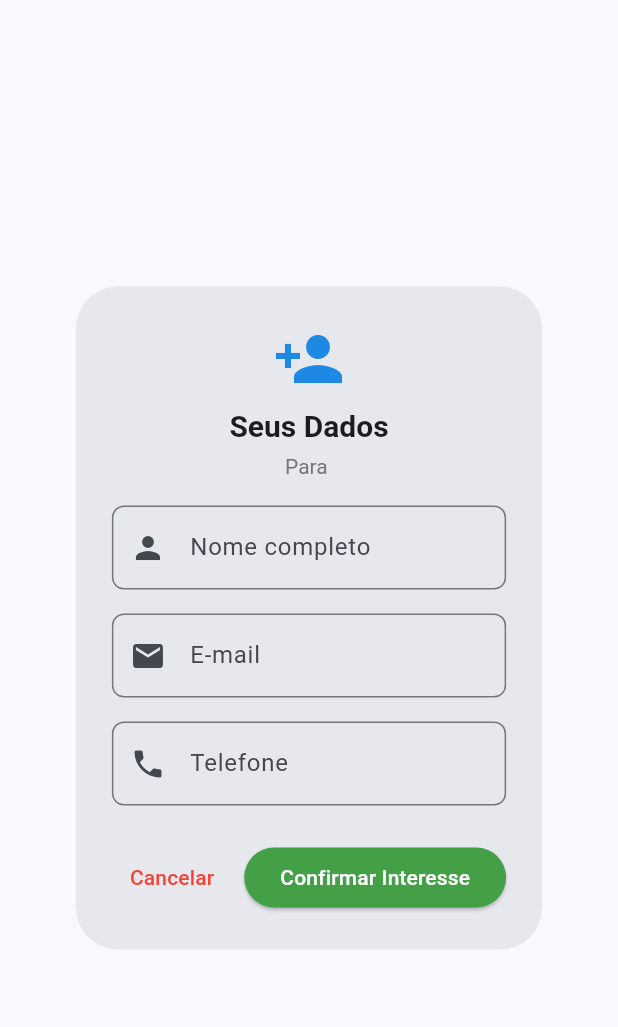
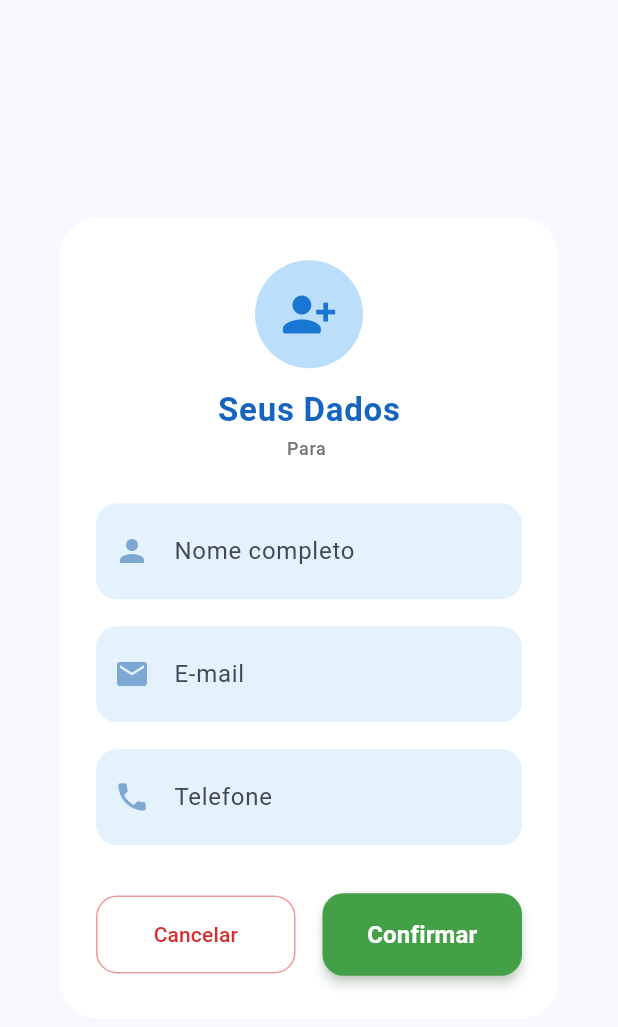
Before and after one commit to BrunoDalI/teste_ws_work_flutter, a Flutter app: the UserInfoDialog widget shown alone on an empty page, opened directly with empty values, on a phone screen of 412 x 824 dp. Shown: the top 1027 px of the screen. Run offline on Flutter 3.47's test engine with Material 3 defaults, Android fonts, the phone set to English and light mode, and no system bars; our stand-ins replace dartz, dio, equatable, flutter_bloc, get_it, mask_text_input_formatter and 1 more; accounts and stored records are empty; network calls fail.

Commit message:
feat: Add phone number masking and improve user info dialog UI

```diff
--- a/lib/features/cars/presentation/widgets/user_info_dialog.dart
+++ b/lib/features/cars/presentation/widgets/user_info_dialog.dart
@@ -1,9 +1,9 @@
 import 'package:flutter/material.dart';
 import 'package:flutter/services.dart';
+import 'package:mask_text_input_formatter/mask_text_input_formatter.dart';
 import '../../domain/entities/car.dart';
 import '../../../lead/domain/entities/lead.dart';
 
-/// Dialog for collecting user information when they want to buy a car
 class UserInfoDialog extends StatefulWidget {
   final Car car;
 
@@ -19,6 +19,16 @@ class _UserInfoDialogState extends State<UserInfoDialog> {
   final _emailController = TextEditingController();
   final _phoneController = TextEditingController();
 
+  // Máscara para telefone brasileiro (celular ou fixo)
+  final _phoneMask = MaskTextInputFormatter(
+    mask: '(##) #####-####',
+    filter: {"#": RegExp(r'[0-9]')},
+    type: MaskAutoCompletionType.lazy,
+  );
+
+  // Permite apenas letras e espaços no nome
+  final _nameMask = FilteringTextInputFormatter.allow(RegExp(r'[A-Za-zÀ-ÿ\s]'));
+
   @override
   void dispose() {
     _nameController.dispose();
@@ -29,68 +39,72 @@ class _UserInfoDialogState extends State<UserInfoDialog> {
 
   @override
   Widget build(BuildContext context) {
-    return AlertDialog(
-      title: Column(
+    final theme = Theme.of(context);
+    return Dialog(
+      backgroundColor: Colors.white,
+      shape: RoundedRectangleBorder(borderRadius: BorderRadius.circular(24)),
+      elevation: 12,
+      child: Padding(
+        padding: const EdgeInsets.symmetric(horizontal: 24, vertical: 28),
+        child: SingleChildScrollView(
+          child: Column(
+            mainAxisSize: MainAxisSize.min,
             children: [
-          Icon(
-            Icons.person_add,
-            size: 48,
-            color: Colors.blue[600],
+              CircleAvatar(
+                radius: 36,
+                backgroundColor: Colors.blue[100],
+                child: Icon(Icons.person_add_alt_1_rounded, size: 38, color: Colors.blue[700]),
               ),
-          const SizedBox(height: 8),
-          const Text(
+              const SizedBox(height: 14),
+              Text(
                 'Seus Dados',
-            style: TextStyle(
-              fontSize: 20,
+                style: theme.textTheme.titleLarge?.copyWith(
                   fontWeight: FontWeight.bold,
+                  color: Colors.blue[800],
+                  letterSpacing: 0.5,
                 ),
               ),
               const SizedBox(height: 4),
               Text(
                 'Para ${widget.car.nomeModelo}',
-            style: TextStyle(
-              fontSize: 14,
+                style: theme.textTheme.bodySmall?.copyWith(
                   color: Colors.grey[600],
+                  fontWeight: FontWeight.w500,
                 ),
               ),
-        ],
-      ),
-      content: SingleChildScrollView(
-        child: Form(
+              const SizedBox(height: 28),
+              Form(
                 key: _formKey,
                 child: Column(
-            mainAxisSize: MainAxisSize.min,
                   children: [
-              TextFormField(
+                    _ModernTextField(
                       controller: _nameController,
-                decoration: InputDecoration(
-                  labelText: 'Nome completo',
-                  prefixIcon: const Icon(Icons.person),
-                  border: OutlineInputBorder(
-                    borderRadius: BorderRadius.circular(8),
-                  ),
-                ),
+                      label: 'Nome completo',
+                      icon: Icons.person,
+                      inputFormatters: [
+                        _nameMask,
+                        LengthLimitingTextInputFormatter(40),
+                      ],
+                      keyboardType: TextInputType.name,
                       validator: (value) {
                         if (value == null || value.trim().isEmpty) {
                           return 'Por favor, informe seu nome';
                         }
+                        if (!RegExp(r'^[A-Za-zÀ-ÿ\s]+$').hasMatch(value.trim())) {
+                          return 'Use apenas letras';
+                        }
                         if (value.trim().length < 2) {
-                    return 'Nome deve ter pelo menos 2 caracteres';
+                          return 'Nome deve ter pelo menos 2 letras';
                         }
                         return null;
                       },
                     ),
-              const SizedBox(height: 16),
-              TextFormField(
+                    const SizedBox(height: 18),
+                    _ModernTextField(
                       controller: _emailController,
+                      label: 'E-mail',
+                      icon: Icons.email,
                       keyboardType: TextInputType.emailAddress,
-                decoration: InputDecoration(
-                  labelText: 'E-mail',
-                  prefixIcon: const Icon(Icons.email),
-                  border: OutlineInputBorder(
-                    borderRadius: BorderRadius.circular(8),
-                  ),
-                ),
                       validator: (value) {
                         if (value == null || value.trim().isEmpty) {
                           return 'Por favor, informe seu e-mail';
@@ -101,28 +115,23 @@ class _UserInfoDialogState extends State<UserInfoDialog> {
                         return null;
                       },
                     ),
-              const SizedBox(height: 16),
-              TextFormField(
+                    const SizedBox(height: 18),
+                    _ModernTextField(
                       controller: _phoneController,
+                      label: 'Telefone',
+                      icon: Icons.phone,
                       keyboardType: TextInputType.phone,
                       inputFormatters: [
-                  FilteringTextInputFormatter.digitsOnly,
-                  LengthLimitingTextInputFormatter(11),
+                        _phoneMask,
+                        LengthLimitingTextInputFormatter(15),
                       ],
-                decoration: InputDecoration(
-                  labelText: 'Telefone',
-                  prefixIcon: const Icon(Icons.phone),
-                  border: OutlineInputBorder(
-                    borderRadius: BorderRadius.circular(8),
-                  ),
-                  hintText: '11999999999',
-                ),
+                      hintText: '(11) 99999-9999',
                       validator: (value) {
                         if (value == null || value.trim().isEmpty) {
                           return 'Por favor, informe seu telefone';
                         }
-                  if (value.length < 10) {
-                    return 'Telefone deve ter pelo menos 10 dígitos';
+                        if (_phoneMask.getUnmaskedText().length < 10) {
+                          return 'Telefone deve ter 10 ou 11 dígitos';
                         }
                         return null;
                       },
@@ -130,23 +139,48 @@ class _UserInfoDialogState extends State<UserInfoDialog> {
                   ],
                 ),
               ),
+              const SizedBox(height: 32),
+              Row(
+                children: [
+                  Expanded(
+                    child: OutlinedButton(
+                      onPressed: () => Navigator.of(context).pop(),
+                      style: OutlinedButton.styleFrom(
+                        foregroundColor: Colors.red[700],
+                        side: BorderSide(color: Colors.red[200]!),
+                        shape: RoundedRectangleBorder(
+                          borderRadius: BorderRadius.circular(14),
                         ),
-      actions: [
-        TextButton(
-          onPressed: () => Navigator.of(context).pop(),
-          child: const Text('Cancelar', style: TextStyle(color: Colors.red),),
+                        padding: const EdgeInsets.symmetric(vertical: 16),
                       ),
-        ElevatedButton(
+                      child: const Text('Cancelar'),
+                    ),
+                  ),
+                  const SizedBox(width: 18),
+                  Expanded(
+                    child: ElevatedButton(
                       onPressed: _submitForm,
                       style: ElevatedButton.styleFrom(
                         backgroundColor: Colors.green[600],
+                        shape: RoundedRectangleBorder(
+                          borderRadius: BorderRadius.circular(14),
+                        ),
+                        padding: const EdgeInsets.symmetric(vertical: 16),
+                        elevation: 3,
+                        shadowColor: Colors.green[100],
                       ),
                       child: const Text(
-            'Confirmar Interesse',
-            style: TextStyle(color: Colors.white),
+                        'Confirmar',
+                        style: TextStyle(color: Colors.white, fontWeight: FontWeight.bold, fontSize: 16),
+                      ),
                     ),
                   ),
                 ],
+              ),
+            ],
+          ),
+        ),
+      ),
     );
   }
 
@@ -156,13 +190,59 @@ class _UserInfoDialogState extends State<UserInfoDialog> {
         carId: widget.car.id,
         userName: _nameController.text.trim(),
         userEmail: _emailController.text.trim(),
-        userPhone: _phoneController.text.trim(),
+        userPhone: _phoneMask.getUnmaskedText(),
         createdAt: DateTime.now(),
         carModel: widget.car.nomeModelo,
         carValue: widget.car.valor,
       );
-
       Navigator.of(context).pop(lead);
     }
   }
 }
+
+class _ModernTextField extends StatelessWidget {
+  final TextEditingController controller;
+  final String label;
+  final IconData icon;
+  final String? hintText;
+  final TextInputType? keyboardType;
+  final List<TextInputFormatter>? inputFormatters;
+  final String? Function(String?)? validator;
+
+  const _ModernTextField({
+    required this.controller,
+    required this.label,
+    required this.icon,
+    this.hintText,
+    this.keyboardType,
+    this.inputFormatters,
+    this.validator,
+  });
+
+  @override
+  Widget build(BuildContext context) {
+    return TextFormField(
+      controller: controller,
+      keyboardType: keyboardType,
+      inputFormatters: inputFormatters,
+      validator: validator,
+      style: const TextStyle(fontSize: 16),
+      decoration: InputDecoration(
+        labelText: label,
+        hintText: hintText,
+        prefixIcon: Icon(icon, color: const Color.fromARGB(255, 124, 168, 211)),
+        filled: true,
+        fillColor: Colors.blue[50],
+        border: OutlineInputBorder(
+          borderRadius: BorderRadius.circular(14),
+          borderSide: BorderSide.none,
+        ),
+        focusedBorder: OutlineInputBorder(
+          borderRadius: BorderRadius.circular(14),
+          borderSide: BorderSide(color: Colors.blue[300]!, width: 2),
+        ),
+        contentPadding: const EdgeInsets.symmetric(vertical: 20, horizontal: 18),
+      ),
+    );
+  }
+}
--- a/pubspec.yaml
+++ b/pubspec.yaml
@@ -57,6 +57,7 @@ dependencies:
   # Format utilities
   intl: ^0.18.1
   path: ^1.9.1
+  mask_text_input_formatter: ^2.9.0
 
 dev_dependencies:
   flutter_test:
```
Also changed, not shown: pubspec.lock. Lines whose indentation alone changed are shown as unchanged.
